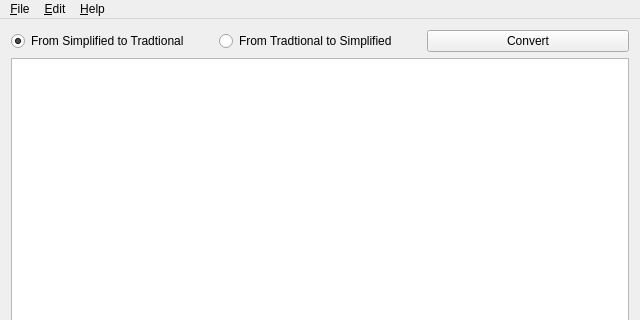
First picture: the form in src/mainwindow.ui, repository BYVoid/opencc-gui, before the edit; both pictures show x 0 to 640 and y 0 to 320 of the 640 by 480 pixel window.
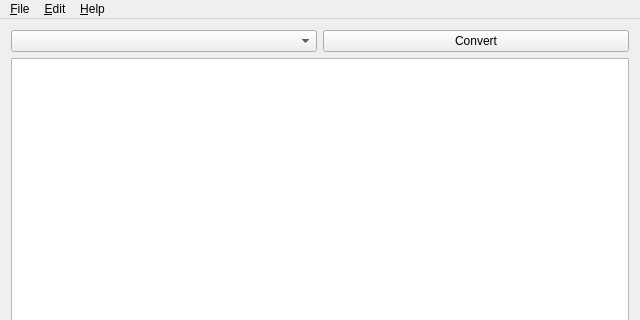
Second picture: the form after the edit.

Patch:
```diff
--- a/src/mainwindow.ui
+++ b/src/mainwindow.ui
@@ -23,21 +23,7 @@
       <item>
        <layout class="QHBoxLayout" name="hbox1">
         <item>
-         <widget class="QRadioButton" name="rbToCht">
-          <property name="text">
-           <string>From Simplified to Tradtional</string>
-          </property>
-          <property name="checked">
-           <bool>true</bool>
-          </property>
-         </widget>
-        </item>
-        <item>
-         <widget class="QRadioButton" name="rbToChs">
-          <property name="text">
-           <string>From Tradtional to Simplified</string>
-          </property>
-         </widget>
+         <widget class="QComboBox" name="cbConfig"/>
         </item>
         <item>
          <widget class="QPushButton" name="btnConvert">
```
Left out of the diff: 2 changed lines with no effect on the pictures.
